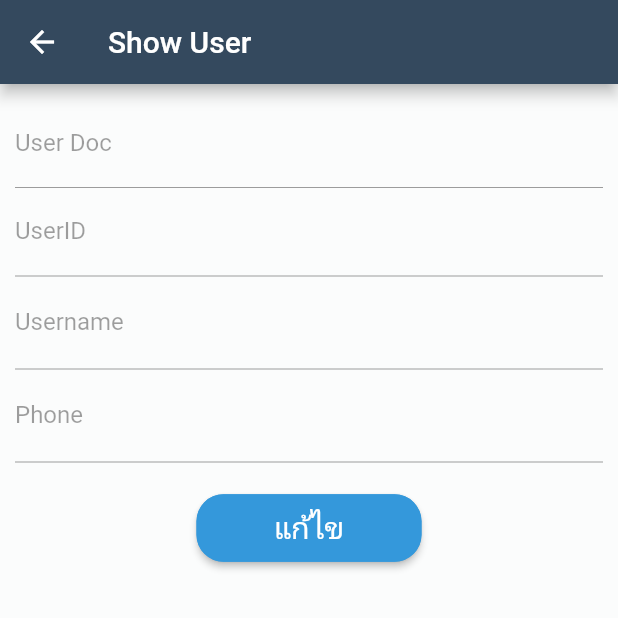
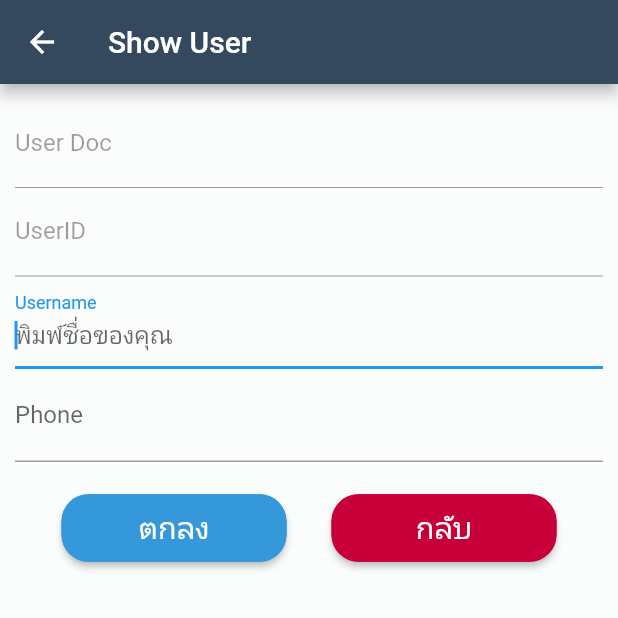
Before and after one commit to piratchai/flutter_firebase_test, a Flutter app: the EditUserPage screen opened directly with empty values, on a phone screen of 412 x 824 dp, the top half of it. Run offline on Flutter 3.47's test engine with Material 2 defaults, Android fonts, the phone set to English and light mode, and no system bars; our stand-ins replace cloud_firestore, firebase_core; accounts and stored records are empty.

Commit message:
เพื่อการทำงาน updateUser, แสดง user

```diff
--- a/lib/main.dart
+++ b/lib/main.dart
@@ -28,6 +28,7 @@ class MyApp extends StatelessWidget {
         ShowUsersPage.routeName: (context) => ShowUsersPage(),
         ShowUserPage.routeName: (context) => ShowUserPage(),
         ViewUserPage.routeName: (context) => ViewUserPage(),
+        EditUserPage.routeName: (context) => EditUserPage(),
       },
     );
   }
--- a/lib/pages/edituser.page.dart
+++ b/lib/pages/edituser.page.dart
@@ -1,7 +1,9 @@
 import 'package:flutter/material.dart';
 import 'package:test_firebase/components/colors/colors.component.dart';
+import 'package:test_firebase/components/screens/customAlert.component.dart';
 import 'package:test_firebase/components/screens/customScaffold.component.dart';
 import 'package:test_firebase/models/user.model.dart';
+import 'package:test_firebase/pages/showusers.page.dart';
 import 'package:test_firebase/screenArguments/showuser.argument.dart';
 import 'package:test_firebase/services/user.service.dart';
 
@@ -19,21 +21,15 @@ class _EditUserPageState extends State<EditUserPage> {
   // -- Service -- //
   UserService _userService = new UserService();
 
-  // -- Form key -- //
-  final _userFormKey = GlobalKey<FormState>();
+  // user doc //
+  String userDoc = "";
 
-  // -- Data -- //
-  User user = null;
+  // -- TextController -- //
+  TextEditingController _usernameTxtCtrl;
+  TextEditingController _phoneTxtCtrl;
 
-  // -- Text Editor -- //
-  TextEditingController _userDocTxtCtrl = new TextEditingController();
-  TextEditingController _userIdTxtCtrl = new TextEditingController();
-  TextEditingController _userNameTxtCtrl = new TextEditingController();
-  TextEditingController _userPhoneTxtCtrl = new TextEditingController();
-
-  // -- Edit properties -- //
-  bool _isEdit = false;
-  bool _isInitial = true;
+  // -- formKey -- //
+  final _editForm = GlobalKey<FormState>();
 
   @override
   void initState() {
@@ -41,28 +37,14 @@ class _EditUserPageState extends State<EditUserPage> {
     super.initState();
   }
 
-  void setEditScreenMode(bool isEdit) {
-    setState(() {
-      this._isEdit = isEdit;
-    });
-  }
-
-  Future<User> getUser(String doc) async {
-    //User _user;
-    await this._userService.getUser(doc).then((value) {
-      setState(() {
-        user = new User();
-        user = value;
-        this._userDocTxtCtrl.text = user.doc;
-        this._userIdTxtCtrl.text = user.id;
-        this._userNameTxtCtrl.text = user.username;
-        this._userPhoneTxtCtrl.text = user.phone;
-
-        this._isInitial = false;
-      });
-    });
-
-    //return _user;
+  Future<bool> editUser(User user) async {
+    bool success = false;
+    await this
+        ._userService
+        .updateUser(user, user.doc)
+        .then((value) => success = value)
+        .catchError((onError) => success = false);
+    return success;
   }
 
   @override
@@ -70,10 +52,6 @@ class _EditUserPageState extends State<EditUserPage> {
     // -- Arguments -- //
     final ShowUserArguments _arguments =
         ModalRoute.of(context).settings.arguments;
-
-    if (this._isInitial) this.getUser(_arguments.doc);
-
-    // print("change");
 
     return CustomScaffold(
       titleBackgroudColor: CustomColors.titleBackgroundColor,
@@ -84,81 +62,65 @@ class _EditUserPageState extends State<EditUserPage> {
           Column(
             mainAxisAlignment: MainAxisAlignment.center,
             children: [
-              // -- Future Builder -- //
-              // FutureBuilder(
-              //   future: this.getUser(_arguments.doc),
-              //   builder: (context, snapshet) {
-              //     if (snapshet.hasData) {
-              //       User userSnap = snapshet.data;
-
-              //       //print(userSnap.username);
-
-              //       return Column(
-              //         children: [Text('Username : ${userSnap.username}')],
-              //       );
-              //     } else if (snapshet.hasError) {
-              //       return Text('Error');
-              //     }
-
-              //     return Center(
-              //       child: CircularProgressIndicator(),
-              //     );
-              //   },
-              // ),
-
-              // -- TextEditor -- //
-              user != null
-                  ? Container(
+              Container(
                 margin: EdgeInsets.fromLTRB(10, 10, 10, 0),
                 child: Form(
-                        key: this._userFormKey,
+                  key: this._editForm,
                   child: Column(
                     children: [
                       // -- Doc Text Field -- //
                       TextFormField(
-                              controller: this._userDocTxtCtrl,
-                              decoration:
-                                  InputDecoration(labelText: 'User Doc'),
-                              //initialValue: user.doc,
+                        decoration: InputDecoration(labelText: 'User Doc'),
+                        initialValue: _arguments.doc,
                         enabled: false,
                       ),
                       // -- UserId Text Field -- //
                       TextFormField(
-                              controller: this._userIdTxtCtrl,
                         decoration: InputDecoration(labelText: 'UserID'),
-                              //initialValue: user.id,
+                        initialValue: _arguments.id,
                         enabled: false,
                       ),
                       // -- Username Text Field -- //
                       TextFormField(
-                              controller: this._userNameTxtCtrl,
                         decoration: InputDecoration(
-                                  labelText: 'Username',
-                                  hintText: 'พิมพ์ชื่อของคุณ'),
-                              enabled: this._isEdit,
-                              validator: (value) {
-                                if (value.isEmpty) {
-                                  return 'enter, your name';
+                            labelText: 'Username', hintText: 'พิมพ์ชื่อของคุณ'),
+                        enabled: true,
+                        autofocus: true,
+                        //initialValue: _arguments.username,
+                        controller: this._usernameTxtCtrl =
+                            new TextEditingController(
+                                text: _arguments.username),
+                        //onChanged: (text) {},
+                        validator: (v) {
+                          if (v.isEmpty) {
+                            return 'กรุณาพิมพ์ชื่อ';
                           }
                           return null;
                         },
-                              //initialValue: user.username,
                       ),
                       // -- Phone Text Field -- //
                       TextFormField(
-                              controller: this._userPhoneTxtCtrl,
                         decoration: InputDecoration(
-                                  labelText: 'Phone',
-                                  hintText: 'พิมพ์เบอร์ของคุณ'),
-                              enabled: this._isEdit,
-                              //initialValue: user.phone,
+                            labelText: 'Phone', hintText: 'พิมพ์เบอร์ของคุณ'),
+                        enabled: true,
+                        //initialValue: _arguments.phone,
+                        controller: this._phoneTxtCtrl =
+                            new TextEditingController(text: _arguments.phone),
+                        validator: (v) {
+                          if (v.isEmpty) {
+                            return 'กรุณาพิมพ์เบอร์';
+                          }
+                          return null;
+                        },
                       ),
-                            // -- Edit Button -- //
-                            !this._isEdit
-                                ? Container(
-                                    margin: EdgeInsets.fromLTRB(0, 20, 0, 0),
+                      Row(
+                        mainAxisAlignment: MainAxisAlignment.center,
+                        children: [
+                          // -- Confirm Button -- //
+                          Container(
+                            margin: EdgeInsets.fromLTRB(0, 20, 30, 0),
                             child: RoundedButton(
-                                      buttonText: 'แก้ไข',
+                              buttonText: 'ตกลง',
                               buttonColor: CustomColors.blueButtonColor,
                               fontSize: RoundedButton.fontMedium,
                               height: RoundedButton.buttonHeight,
@@ -166,51 +128,65 @@ class _EditUserPageState extends State<EditUserPage> {
                               textColor: RoundedButton.whiteText,
                               onPressFunc: () {
                                 // Logic Here //
-                                        //print('First press');
-                                        this.setEditScreenMode(true);
+                                //print('back press');
+                                if (this._editForm.currentState.validate()) {
+                                  // -- edit user -- //
+                                  User user = new User(
+                                      doc: _arguments.doc,
+                                      id: _arguments.id,
+                                      username: this._usernameTxtCtrl.text,
+                                      phone: this._phoneTxtCtrl.text);
+
+                                  this.editUser(user).then((value) {
+                                    if (value) {
+                                      showDialog<void>(
+                                        context: context,
+                                        barrierDismissible:
+                                            false, // user must tap button!
+                                        builder: (BuildContext context) {
+                                          return AlertDialog(
+                                            title: Text('แจ้งเตือน'),
+                                            content: SingleChildScrollView(
+                                              child: ListBody(
+                                                children: <Widget>[
+                                                  Text('อัพเดทข้อมูลสำเร็จ'),
+                                                  // Text(
+                                                  //     'Would you like to approve of this message?'),
+                                                ],
+                                              ),
+                                            ),
+                                            actions: <Widget>[
+                                              TextButton(
+                                                child: Text('ยอมรับ'),
+                                                onPressed: () {
+                                                  Navigator.of(context).pop();
                                                 },
                                               ),
-                                  )
-                                : Row(
-                                    mainAxisAlignment: MainAxisAlignment.center,
-                                    children: [
-                                      // -- Confirm Button -- //
-                                      Container(
-                                        margin:
-                                            EdgeInsets.fromLTRB(0, 20, 30, 0),
-                                        child: RoundedButton(
-                                          buttonText: 'ตกลง',
-                                          buttonColor:
-                                              CustomColors.confirmButtonColor,
-                                          fontSize: RoundedButton.fontMedium,
-                                          height: RoundedButton.buttonHeight,
-                                          minWidth:
-                                              RoundedButton.buttonMinWidth,
-                                          textColor: RoundedButton.whiteText,
-                                          onPressFunc: () {
-                                            // Logic Here //
-                                            //print('First press');
+                                            ],
+                                          );
+                                        },
+                                      );
+                                    }
+                                  });
+                                } else {
+                                  return;
+                                }
                               },
                             ),
                           ),
                           // -- Cancel Button -- //
                           Container(
-                                        margin:
-                                            EdgeInsets.fromLTRB(0, 20, 0, 0),
+                            margin: EdgeInsets.fromLTRB(0, 20, 0, 0),
                             child: RoundedButton(
-                                          buttonText: 'ยกเลิก',
-                                          buttonColor:
-                                              CustomColors.cancelButtonColor,
+                              buttonText: 'กลับ',
+                              buttonColor: CustomColors.cancelButtonColor,
                               fontSize: RoundedButton.fontMedium,
                               height: RoundedButton.buttonHeight,
-                                          minWidth:
-                                              RoundedButton.buttonMinWidth,
+                              minWidth: RoundedButton.buttonMinWidth,
                               textColor: RoundedButton.whiteText,
                               onPressFunc: () {
                                 // Logic Here //
-                                            //print('First press');
-                                            this.setEditScreenMode(false);
-                                            this.getUser(_arguments.doc);
+                                Navigator.pop(context, true);
                               },
                             ),
                           ),
@@ -219,10 +195,7 @@ class _EditUserPageState extends State<EditUserPage> {
                     ],
                   ),
                 ),
-                    )
-                  : Center(
-                      child: CircularProgressIndicator(),
-                    )
+              ),
             ],
           )
         ],
--- a/lib/screenArguments/showuser.argument.dart
+++ b/lib/screenArguments/showuser.argument.dart
@@ -1,5 +1,8 @@
 class ShowUserArguments {
   String doc;
+  String id;
+  String username;
+  String phone;
 
-  ShowUserArguments({this.doc});
+  ShowUserArguments({this.doc, this.id, this.username, this.phone});
 }
```
Also changed, not shown: lib/components/screens/customAlert.component.dart (added, +32 -0 lines), lib/pages/home.page.dart (+20 -26 lines), lib/pages/showusers.page.dart (+16 -4 lines), lib/pages/viewuser.page.dart (+19 -57 lines). Lines whose indentation alone changed are shown as unchanged.
